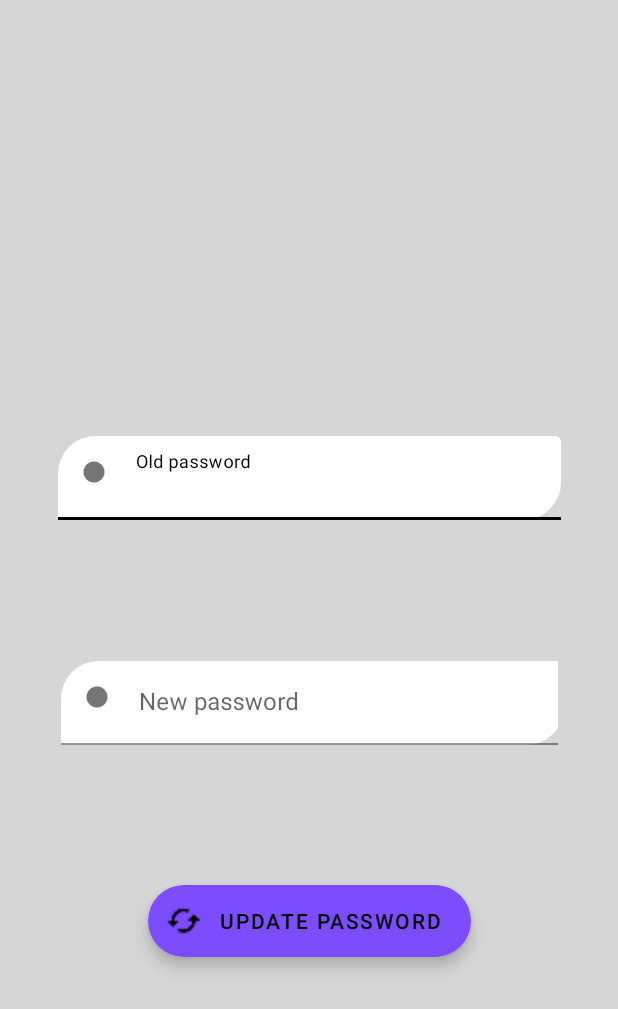
After one commit to xlcod/SocialMeet, an Android app: the PasswordChangeActivity screen opened directly, with no data from a screen before it, on a phone screen of 412 x 824 dp. The commit adds this screen. Shown: the top 1009 px of the screen. Run offline under Robolectric (Android 15) with nearby library versions, the phone set to English and light mode, and no system bars; our stand-ins replace Firebase (no records; nobody signed in at launch, a user with empty details on screens opened directly).

Commit message:
added change email

```diff
--- a/app/src/main/AndroidManifest.xml
+++ b/app/src/main/AndroidManifest.xml
@@ -20,7 +20,8 @@
         android:theme="@style/AppTheme"
         android:usesCleartextTraffic="true"
         tools:targetApi="m">
-        <activity android:name=".ui.quedadasAdd.QuedadasAddActivity"></activity>
+        <activity android:name=".ui.changePass.PasswordChangeActivity"></activity>
+        <activity android:name=".ui.quedadasAdd.QuedadasAddActivity" />
         <activity android:name=".ui.quedadasDetail.QuedadasDetail" />
         <activity android:name=".ui.profile.ProfileActivity" />
         <!--
--- /dev/null
+++ b/app/src/main/java/com/pernas/socialmeet/ui/changePass/PasswordChangeActivity.kt
@@ -0,0 +1,97 @@
+package com.pernas.socialmeet.ui.changePass
+
+import android.app.AlertDialog
+import android.content.Intent
+import androidx.appcompat.app.AppCompatActivity
+import android.os.Bundle
+import android.util.Log
+import android.view.ViewGroup
+import android.widget.EditText
+import android.widget.Toast
+import com.google.firebase.auth.FirebaseAuth
+import com.pernas.socialmeet.R
+import com.pernas.socialmeet.ui.data.remote.RemoteRepoCalls
+import com.pernas.socialmeet.ui.data.remote.RemoteRepository
+import com.pernas.socialmeet.ui.profile.ProfileActivity
+import kotlinx.android.synthetic.main.activity_password_change.*
+
+class PasswordChangeActivity : AppCompatActivity(), ChangePassView {
+
+    lateinit var presenter: PasswordChangePresenter
+
+    override fun onCreate(savedInstanceState: Bundle?) {
+        super.onCreate(savedInstanceState)
+        setContentView(R.layout.activity_password_change)
+
+        val remoteRepository: RemoteRepository = RemoteRepoCalls()
+        presenter = PasswordChangePresenter(this, remoteRepository)
+        val auth = FirebaseAuth.getInstance()
+        val user = auth.currentUser
+        val userEmail = user?.email
+
+        if (userEmail != null) {
+            presenter.getEmail(userEmail)
+        }
+        email_view_pass.setOnClickListener {
+            changeEmail()
+        }
+
+
+        updatePassButton.setOnClickListener {
+            checkFields()
+            presenter.changePassword(oldpass.text.toString(), newpass.text.toString())
+        }
+    }
+
+    private fun changeEmail() {
+        val alertDialogBuilder = AlertDialog.Builder(this)
+        val editText = EditText(this)
+
+
+        alertDialogBuilder.setTitle("Editar Email")
+        alertDialogBuilder.setView(editText)
+
+        alertDialogBuilder.setPositiveButton(
+            "guardar",
+            { dialog, which ->
+                email_view_pass.setText(editText.text)
+                presenter.changeEmail(editText.text.toString(),oldpass.text.toString())
+
+            })
+
+        if (email_view_pass != null) {
+            val parentViewGroup = editText.parent as ViewGroup?
+            parentViewGroup?.removeAllViews();
+        }
+        editText.setText(email_view_pass.text)
+        alertDialogBuilder.show()
+
+    }
+
+    override fun passwordConfirmation() {
+        val intent = Intent(this, ProfileActivity::class.java)
+        startActivity(intent)
+        Toast.makeText(this, "password updated!", Toast.LENGTH_LONG).show()
+    }
+
+    override fun showEmail(email: String) {
+        email_view_pass.text = email
+    }
+
+    override fun emailUpdated() {
+        val intent = Intent(this, ProfileActivity::class.java)
+        startActivity(intent)
+        Toast.makeText(this, "Email updated!", Toast.LENGTH_LONG).show()
+    }
+
+    fun checkFields() {
+        if (oldpass.text?.isEmpty()!!) {
+            oldPassword.error = "Please enter the old password"
+            return
+        }
+        if (newpass.text?.isEmpty()!!) {
+            newPassword.error = "Please enter new  password"
+            return
+        }
+    }
+}
--- /dev/null
+++ b/app/src/main/java/com/pernas/socialmeet/ui/changePass/PasswordChangePresenter.kt
@@ -0,0 +1,48 @@
+package com.pernas.socialmeet.ui.changePass
+
+import android.util.Log
+import com.pernas.socialmeet.ui.data.remote.RemoteRepository
+import com.pernas.socialmeet.ui.profile.ProfileView
+import kotlinx.coroutines.*
+
+class PasswordChangePresenter(
+    private val view: ChangePassView,
+    private val remoteRepository: RemoteRepository,
+    private val mainDispatcher: CoroutineDispatcher = Dispatchers.Main,
+    private val ioDispatcher: CoroutineDispatcher = Dispatchers.IO
+) {
+    fun changePassword(oldPass: String, newPass: String) {
+        CoroutineScope(ioDispatcher).launch {
+
+            remoteRepository.changePassword(oldPass, newPass)
+
+            withContext(mainDispatcher) {
+                view.passwordConfirmation()
+
+            }
+        }
+    }
+
+    fun changeEmail(newEmail: String, oldPass: String) {
+        CoroutineScope(ioDispatcher).launch {
+            remoteRepository.updateEmail(newEmail, oldPass)
+
+            withContext(mainDispatcher) {
+                view.emailUpdated()
+
+            }
+        }
+    }
+
+    fun getEmail(email: String) {
+        view.showEmail(email)
+    }
+}
+
+
+interface ChangePassView {
+    fun passwordConfirmation()
+    fun showEmail(email: String)
+    fun emailUpdated()
+
+}
--- a/app/src/main/java/com/pernas/socialmeet/ui/data/remote/RemoteRepository.kt
+++ b/app/src/main/java/com/pernas/socialmeet/ui/data/remote/RemoteRepository.kt
@@ -23,5 +23,7 @@ interface RemoteRepository {
     suspend fun updateQuedadas(ref: String,usersId: ArrayList<String>)
     suspend fun deleteQuedadas(id: String)
     suspend fun updateDetailData(nombre: String, fecha: String, lugar: String, calle: String,quedadaId: String): Boolean
+    suspend fun changePassword(oldpass : String,newPass:String)
+    suspend fun updateEmail(newEmail: String,pass: String)
 
 }
--- /dev/null
+++ b/app/src/main/res/layout/activity_password_change.xml
@@ -0,0 +1,93 @@
+<?xml version="1.0" encoding="utf-8"?>
+<androidx.constraintlayout.widget.ConstraintLayout xmlns:android="http://schemas.android.com/apk/res/android"
+    xmlns:app="http://schemas.android.com/apk/res-auto"
+    xmlns:tools="http://schemas.android.com/tools"
+    android:layout_width="match_parent"
+    android:layout_height="match_parent"
+    android:background="@drawable/grad"
+    tools:context=".ui.changePass.PasswordChangeActivity">
+
+
+    <com.google.android.material.textfield.TextInputLayout
+        android:id="@+id/oldPassword"
+        android:layout_width="335dp"
+        android:layout_height="70dp"
+        android:layout_margin="4dp"
+        android:layout_marginStart="38dp"
+        android:layout_marginEnd="76dp"
+        android:layout_marginBottom="159dp"
+        android:hint="Old password"
+        app:boxCornerRadiusBottomEnd="25dp"
+        app:boxCornerRadiusTopStart="25dp"
+        app:layout_constraintBottom_toTopOf="@+id/updatePassButton"
+        app:layout_constraintEnd_toEndOf="parent"
+        app:layout_constraintStart_toStartOf="parent"
+        app:layout_constraintTop_toBottomOf="@+id/email_view_pass"
+        app:layout_constraintVertical_bias="0.25"
+        app:startIconDrawable="@android:drawable/presence_online">
+
+        <com.google.android.material.textfield.TextInputEditText
+            android:id="@+id/oldpass"
+            android:layout_width="335dp"
+            android:layout_height="wrap_content"
+            android:backgroundTint="#ffff"
+            android:inputType="textEmailAddress" />
+    </com.google.android.material.textfield.TextInputLayout>
+
+    <com.google.android.material.textfield.TextInputLayout
+        android:id="@+id/newPassword"
+        android:layout_width="331dp"
+        android:layout_height="70dp"
+        android:layout_margin="4dp"
+        android:layout_marginStart="38dp"
+        android:layout_marginTop="86dp"
+        android:layout_marginEnd="76dp"
+        android:layout_marginBottom="100dp"
+        android:hint="New password"
+        app:boxCornerRadiusBottomEnd="25dp"
+        app:boxCornerRadiusTopStart="25dp"
+        app:layout_constraintBottom_toTopOf="@+id/updatePassButton"
+        app:layout_constraintEnd_toEndOf="parent"
+        app:layout_constraintStart_toStartOf="parent"
+        app:layout_constraintTop_toBottomOf="@+id/oldPassword"
+        app:startIconDrawable="@android:drawable/presence_away">
+
+        <com.google.android.material.textfield.TextInputEditText
+            android:id="@+id/newpass"
+            android:layout_width="335dp"
+            android:layout_height="wrap_content"
+            android:backgroundTint="#ffff"
+            android:inputType="textEmailAddress" />
+    </com.google.android.material.textfield.TextInputLayout>
+
+    <TextView
+        android:id="@+id/email_view_pass"
+        android:layout_width="288dp"
+        android:layout_height="35dp"
+        android:layout_marginStart="63dp"
+        android:layout_marginTop="176dp"
+        android:layout_marginEnd="64dp"
+        android:textSize="24sp"
+        app:layout_constraintEnd_toEndOf="parent"
+        app:layout_constraintHorizontal_bias="0.0"
+        app:layout_constraintStart_toStartOf="parent"
+        app:layout_constraintTop_toTopOf="parent" />
+
+    <com.google.android.material.floatingactionbutton.ExtendedFloatingActionButton
+        android:id="@+id/updatePassButton"
+        android:layout_width="wrap_content"
+        android:layout_height="wrap_content"
+        android:layout_gravity="bottom|center_horizontal"
+        android:layout_marginStart="99dp"
+        android:layout_marginEnd="99dp"
+        android:layout_marginBottom="186dp"
+        android:text="Update Password"
+        app:backgroundTint="#7C4DFF"
+        app:icon="@drawable/change_password"
+        app:layout_anchorGravity="bottom|right|end"
+        app:layout_constraintBottom_toBottomOf="parent"
+        app:layout_constraintEnd_toEndOf="parent"
+        app:layout_constraintStart_toStartOf="parent" />
+
+
+</androidx.constraintlayout.widget.ConstraintLayout>
--- a/app/src/main/res/layout/activity_quedadas_detail.xml
+++ b/app/src/main/res/layout/activity_quedadas_detail.xml
@@ -173,6 +173,7 @@
     <com.google.android.material.floatingactionbutton.ExtendedFloatingActionButton
         android:id="@+id/deleteQuedadaButton"
         android:layout_width="wrap_content"
+        app:backgroundTint="#7C4DFF"
         android:layout_height="wrap_content"
         android:layout_gravity="bottom|center_horizontal"
         android:layout_marginBottom="20dp"
--- a/app/src/main/res/layout/activity_registrer.xml
+++ b/app/src/main/res/layout/activity_registrer.xml
@@ -26,7 +26,7 @@
         app:startIconDrawable="@android:drawable/presence_online">
 
         <com.google.android.material.textfield.TextInputEditText
-            android:id="@+id/usernameTextRegister"
+            android:id="@+id/oldpass"
             android:layout_width="335dp"
             android:backgroundTint="#ffff"
             android:layout_height="wrap_content"
@@ -52,7 +52,7 @@
         app:startIconDrawable="@android:drawable/sym_action_email">
 
         <com.google.android.material.textfield.TextInputEditText
-            android:id="@+id/emailTextRegister"
+            android:id="@+id/newpass"
             android:layout_width="335dp"
             android:backgroundTint="#ffff"
             android:layout_height="wrap_content"
--- a/app/src/main/res/values/strings.xml
+++ b/app/src/main/res/values/strings.xml
@@ -20,5 +20,7 @@
     <string name="delete_quedada_yes">Yes</string>
     <string name="delete_quedada_neutral">Cancel</string>
     <string name="delete_quedada_no">No</string>
+    <string name="empty_quedadas">No appointments :(</string>
+
 
 </resources>
```
Also changed, not shown: app/src/main/java/com/pernas/socialmeet/ui/data/remote/RemoteRepoCalls.kt (+52 -0 lines), app/src/main/java/com/pernas/socialmeet/ui/profile/ProfileActivity.kt (+18 -3 lines), app/src/main/java/com/pernas/socialmeet/ui/profile/ProfilePresenter.kt (+9 -6 lines), app/src/main/java/com/pernas/socialmeet/ui/quedadas/QuedadasActivity.kt (+5 -2 lines), app/src/main/java/com/pernas/socialmeet/ui/register/RegistrerActivity.kt (+6 -6 lines), app/src/main/res/layout/activity_profile.xml (+20 -6 lines), app/src/main/res/layout/activity_quedadas.xml (+24 -0 lines), 1 other file.
